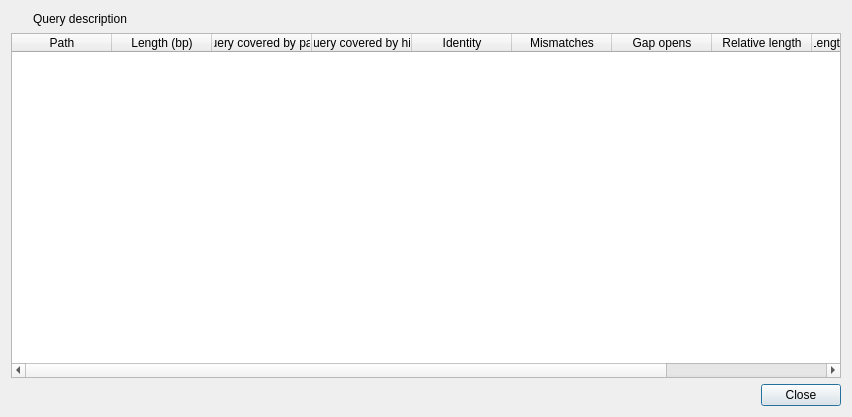
This is ui/querypathsdialog.ui in rrwick/Bandage as Qt 5 draws it before an edit. The edited form follows.
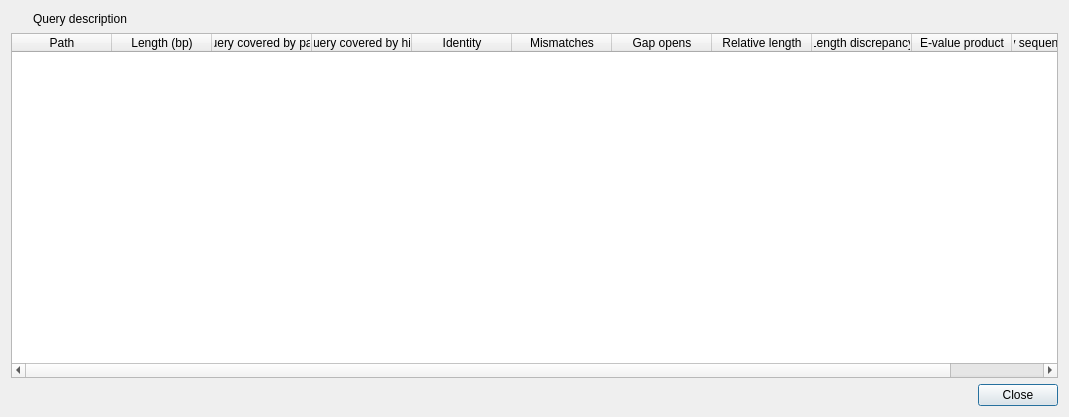
This is the edited form. Custom widgets are drawn as their Qt base class.

Commit message: Add path sequence copy button for query paths

What changed in the file:
```diff
--- a/ui/querypathsdialog.ui
+++ b/ui/querypathsdialog.ui
@@ -6,7 +6,7 @@
    <rect>
     <x>0</x>
     <y>0</y>
-    <width>852</width>
+    <width>1069</width>
     <height>417</height>
    </rect>
   </property>
@@ -92,6 +92,11 @@
        <string>E-value product</string>
       </property>
      </column>
+     <column>
+      <property name="text">
+       <string>Copy sequence to clipboard</string>
+      </property>
+     </column>
     </widget>
    </item>
    <item row="2" column="0" colspan="2">
```
The commit also changes 5 other files.
